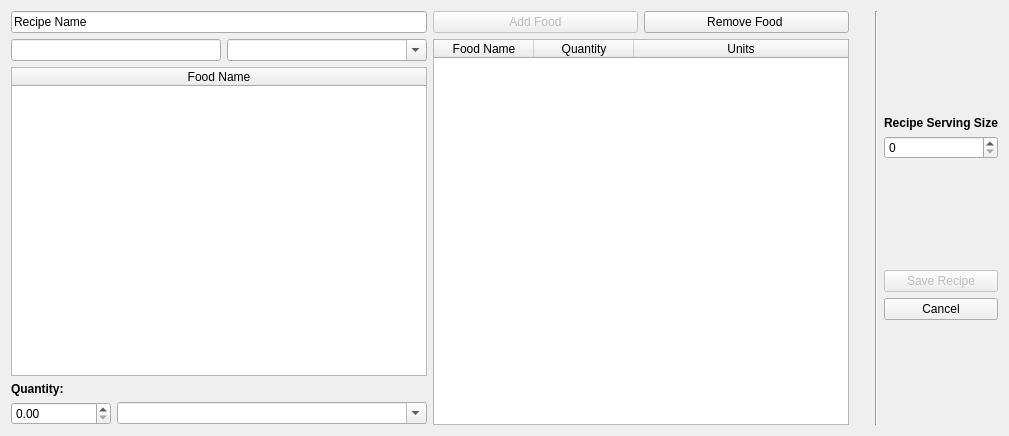
First picture: the form in qt_des_ui/recipeDialog.ui, repository casey-martin/EatersDigest, before the edit.
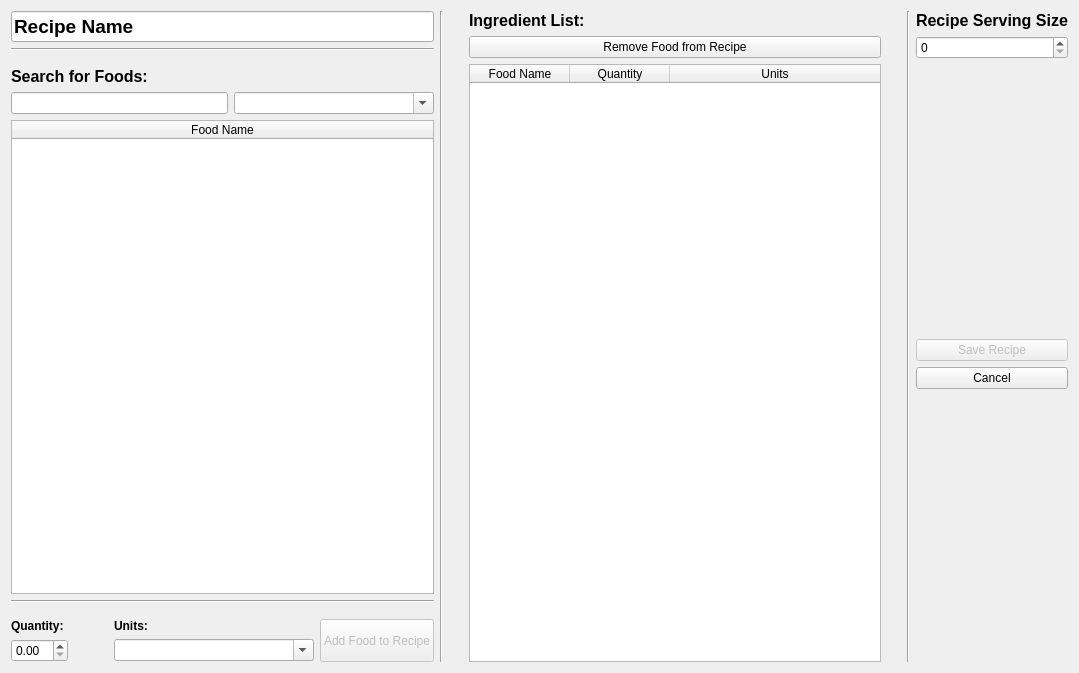
Second picture: the form after the edit.

Commit message: fiddled with recipe dialog layout

```diff
--- a/qt_des_ui/recipeDialog.ui
+++ b/qt_des_ui/recipeDialog.ui
@@ -6,8 +6,8 @@
    <rect>
     <x>0</x>
     <y>0</y>
-    <width>1009</width>
-    <height>436</height>
+    <width>1079</width>
+    <height>673</height>
    </rect>
   </property>
   <property name="windowTitle">
@@ -18,11 +18,55 @@
     <layout class="QVBoxLayout" name="queryLayout">
      <item>
       <widget class="QLineEdit" name="recipeNameLineEdit">
+       <property name="font">
+        <font>
+         <pointsize>14</pointsize>
+         <weight>75</weight>
+         <bold>true</bold>
+        </font>
+       </property>
        <property name="text">
         <string>Recipe Name</string>
        </property>
       </widget>
      </item>
+     <item>
+      <widget class="Line" name="line_3">
+       <property name="orientation">
+        <enum>Qt::Horizontal</enum>
+       </property>
+      </widget>
+     </item>
+     <item>
+      <spacer name="verticalSpacer_4">
+       <property name="orientation">
+        <enum>Qt::Vertical</enum>
+       </property>
+       <property name="sizeType">
+        <enum>QSizePolicy::Preferred</enum>
+       </property>
+       <property name="sizeHint" stdset="0">
+        <size>
+         <width>20</width>
+         <height>10</height>
+        </size>
+       </property>
+      </spacer>
+     </item>
+     <item>
+      <widget class="QLabel" name="label_3">
+       <property name="font">
+        <font>
+         <pointsize>12</pointsize>
+         <weight>75</weight>
+         <bold>true</bold>
+        </font>
+       </property>
+       <property name="text">
+        <string>Search for Foods:</string>
+       </property>
+      </widget>
+     </item>
      <item>
       <layout class="QHBoxLayout" name="queryInputLayout">
        <item>
@@ -80,65 +124,162 @@
       </widget>
      </item>
      <item>
-      <widget class="QLabel" name="quantityLabel">
-       <property name="font">
-        <font>
-         <weight>75</weight>
-         <bold>true</bold>
-        </font>
-       </property>
-       <property name="text">
-        <string>Quantity:</string>
+      <widget class="Line" name="line_4">
+       <property name="orientation">
+        <enum>Qt::Horizontal</enum>
        </property>
       </widget>
      </item>
      <item>
-      <layout class="QHBoxLayout" name="horizontalLayout_3">
-       <item>
-        <widget class="QDoubleSpinBox" name="quantitySpinBox">
-         <property name="maximumSize">
-          <size>
-           <width>100</width>
-           <height>16777215</height>
-          </size>
-         </property>
-        </widget>
-       </item>
-       <item>
-        <widget class="QComboBox" name="unitComboBox">
-         <property name="minimumSize">
-          <size>
-           <width>200</width>
-           <height>0</height>
-          </size>
-         </property>
-         <property name="editable">
-          <bool>true</bool>
-         </property>
-        </widget>
-       </item>
-      </layout>
+      <spacer name="verticalSpacer_5">
+       <property name="orientation">
+        <enum>Qt::Vertical</enum>
+       </property>
+       <property name="sizeType">
+        <enum>QSizePolicy::Preferred</enum>
+       </property>
+       <property name="sizeHint" stdset="0">
+        <size>
+         <width>20</width>
+         <height>10</height>
+        </size>
+       </property>
+      </spacer>
      </item>
-    </layout>
-   </item>
-   <item>
-    <layout class="QVBoxLayout" name="foodRecordLayout">
      <item>
-      <layout class="QHBoxLayout" name="horizontalLayout_2">
+      <layout class="QHBoxLayout" name="horizontalLayout_4">
+       <item>
+        <layout class="QGridLayout" name="gridLayout">
+         <item row="0" column="0">
+          <widget class="QLabel" name="quantityLabel">
+           <property name="font">
+            <font>
+             <weight>75</weight>
+             <bold>true</bold>
+            </font>
+           </property>
+           <property name="text">
+            <string>Quantity:</string>
+           </property>
+          </widget>
+         </item>
+         <item row="1" column="2">
+          <widget class="QComboBox" name="unitComboBox">
+           <property name="minimumSize">
+            <size>
+             <width>200</width>
+             <height>0</height>
+            </size>
+           </property>
+           <property name="editable">
+            <bool>true</bool>
+           </property>
+          </widget>
+         </item>
+         <item row="0" column="2">
+          <widget class="QLabel" name="label">
+           <property name="font">
+            <font>
+             <weight>75</weight>
+             <bold>true</bold>
+            </font>
+           </property>
+           <property name="text">
+            <string>Units:</string>
+           </property>
+          </widget>
+         </item>
+         <item row="1" column="0">
+          <widget class="QDoubleSpinBox" name="quantitySpinBox">
+           <property name="maximumSize">
+            <size>
+             <width>100</width>
+             <height>16777215</height>
+            </size>
+           </property>
+          </widget>
+         </item>
+         <item row="1" column="1">
+          <spacer name="horizontalSpacer_3">
+           <property name="orientation">
+            <enum>Qt::Horizontal</enum>
+           </property>
+           <property name="sizeHint" stdset="0">
+            <size>
+             <width>40</width>
+             <height>20</height>
+            </size>
+           </property>
+          </spacer>
+         </item>
+        </layout>
+       </item>
        <item>
         <widget class="QPushButton" name="addFoodPushButton">
          <property name="enabled">
           <bool>false</bool>
          </property>
+         <property name="sizePolicy">
+          <sizepolicy hsizetype="Minimum" vsizetype="Preferred">
+           <horstretch>0</horstretch>
+           <verstretch>0</verstretch>
+          </sizepolicy>
+         </property>
          <property name="text">
-          <string>Add Food</string>
+          <string>Add Food to Recipe</string>
          </property>
         </widget>
        </item>
+      </layout>
+     </item>
+    </layout>
+   </item>
+   <item>
+    <widget class="Line" name="line_2">
+     <property name="orientation">
+      <enum>Qt::Vertical</enum>
+     </property>
+    </widget>
+   </item>
+   <item>
+    <spacer name="horizontalSpacer_2">
+     <property name="orientation">
+      <enum>Qt::Horizontal</enum>
+     </property>
+     <property name="sizeType">
+      <enum>QSizePolicy::Preferred</enum>
+     </property>
+     <property name="sizeHint" stdset="0">
+      <size>
+       <width>20</width>
+       <height>20</height>
+      </size>
+     </property>
+    </spacer>
+   </item>
+   <item>
+    <layout class="QVBoxLayout" name="foodRecordLayout">
+     <item>
+      <widget class="QLabel" name="label_2">
+       <property name="font">
+        <font>
+         <pointsize>12</pointsize>
+         <weight>75</weight>
+         <italic>false</italic>
+         <bold>true</bold>
+        </font>
+       </property>
+       <property name="text">
+        <string>Ingredient List:</string>
+       </property>
+      </widget>
+     </item>
+     <item>
+      <layout class="QHBoxLayout" name="horizontalLayout_2">
        <item>
         <widget class="QPushButton" name="removeFoodPushButton">
          <property name="text">
-          <string>Remove Food </string>
+          <string>Remove Food from Recipe</string>
          </property>
         </widget>
        </item>
@@ -146,6 +287,9 @@
      </item>
      <item>
       <widget class="QTableWidget" name="recordedFoodTableWidget">
+       <property name="layoutDirection">
+        <enum>Qt::LeftToRight</enum>
+       </property>
        <property name="editTriggers">
         <set>QAbstractItemView::NoEditTriggers</set>
        </property>
@@ -205,23 +349,11 @@
    </item>
    <item>
     <layout class="QVBoxLayout" name="verticalLayout">
-     <item>
-      <spacer name="verticalSpacer">
-       <property name="orientation">
-        <enum>Qt::Vertical</enum>
-       </property>
-       <property name="sizeHint" stdset="0">
-        <size>
-         <width>20</width>
-         <height>40</height>
-        </size>
-       </property>
-      </spacer>
-     </item>
      <item>
       <widget class="QLabel" name="servingSizeLabel">
        <property name="font">
         <font>
+         <pointsize>12</pointsize>
          <weight>75</weight>
          <bold>true</bold>
         </font>
```
Left out of the diff: 3 changed lines with no effect on the pictures. The commit also changes 3 other files.
